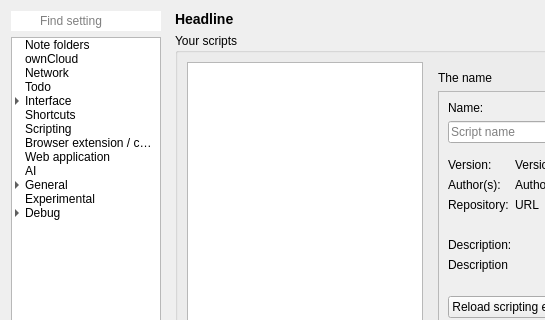
Old version of the form src/dialogs/settingsdialog.ui in the repository pbek/QOwnNotes; both pictures show x 0 to 545 and y 0 to 320 of the 924 by 1259 pixel window.
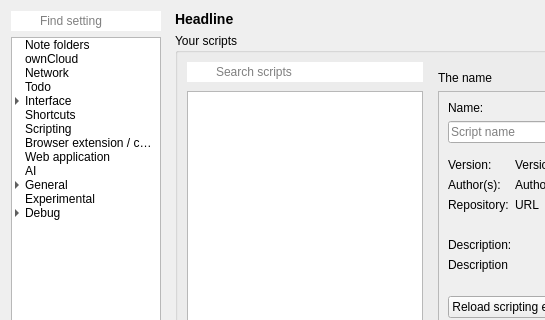
New version of the form. The open tabs and pages were chosen to show the change. Icons and pictures are not drawn. Custom widgets are drawn as their Qt base class.

Commit message: #3471 settings: add search filtering for scripts in scripting panel

Patch:
```diff
--- a/src/dialogs/settingsdialog.ui
+++ b/src/dialogs/settingsdialog.ui
@@ -3574,7 +3574,7 @@
                    <property name="spacing">
                     <number>9</number>
                    </property>
-                   <item row="0" column="0">
+                    <item row="1" column="0">
                     <widget class="ScriptListWidget" name="scriptListWidget">
                      <property name="sizePolicy">
                       <sizepolicy hsizetype="Expanding" vsizetype="Expanding">
@@ -3593,7 +3593,7 @@
                      </property>
                     </widget>
                    </item>
-                   <item row="1" column="0">
+                    <item row="2" column="0">
                     <widget class="QFrame" name="frame_5">
                      <property name="frameShape">
                       <enum>QFrame::Shape::NoFrame</enum>
@@ -3652,6 +3652,27 @@
                      </layout>
                     </widget>
                    </item>
+                    <item row="0" column="0">
+                     <widget class="QLineEdit" name="scriptSearchLineEdit">
+                      <property name="styleSheet">
+                       <string notr="true">QLineEdit {
+	border: none;
+	padding: 2px 5px 2px 27px;
+	background-image: url(:/images/search-notes.svg);
+	background-repeat: no-repeat;
+	background-position: center left;
+	margin-right: 0px;
+}
+</string>
+                      </property>
+                      <property name="placeholderText">
+                       <string>Search scripts</string>
+                      </property>
+                      <property name="clearButtonEnabled">
+                       <bool>true</bool>
+                      </property>
+                     </widget>
+                    </item>
                   </layout>
                  </widget>
                 </item>
```
Lines whose indentation alone changed are shown as unchanged. The commit also changes 3 other files.
